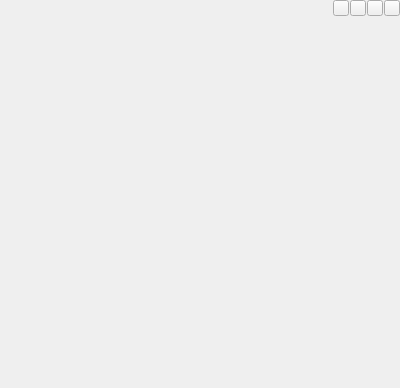
Old version of the form classes/widget/containerwidget.ui in the repository vlarry/configurator.
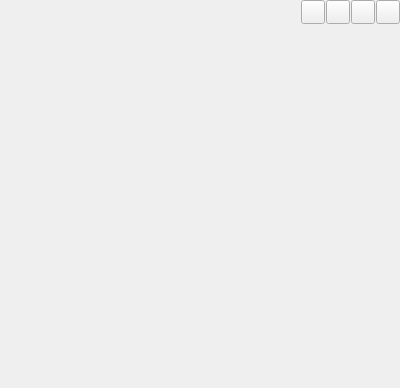
New version of the form. Icons and pictures are not drawn.

Commit message: Добавление контейнера для окна "Состояния выходов" (теперь окно встраивается в панели).

```diff
--- a/classes/widget/containerwidget.ui
+++ b/classes/widget/containerwidget.ui
@@ -36,11 +36,16 @@
     <number>0</number>
    </property>
    <item>
-    <layout class="QHBoxLayout" name="horizontalLayout">
+    <layout class="QHBoxLayout" name="horizontalLayout_2">
      <property name="spacing">
       <number>1</number>
      </property>
      <item>
+      <layout class="QHBoxLayout" name="horizontalLayout">
+       <property name="spacing">
+        <number>0</number>
+       </property>
+       <item>
       <widget class="QLabel" name="labelHeader">
        <property name="sizePolicy">
         <sizepolicy hsizetype="Expanding" vsizetype="Preferred">
@@ -57,7 +62,7 @@
        <property name="maximumSize">
         <size>
          <width>16777215</width>
-         <height>16</height>
+           <height>24</height>
         </size>
        </property>
        <property name="text">
@@ -72,36 +77,44 @@
       <widget class="QToolButton" name="toolButtonHeaderFunction">
        <property name="minimumSize">
         <size>
-         <width>16</width>
-         <height>16</height>
+           <width>24</width>
+           <height>24</height>
         </size>
        </property>
        <property name="maximumSize">
         <size>
-         <width>16</width>
-         <height>16</height>
+           <width>24</width>
+           <height>24</height>
         </size>
        </property>
        <property name="text">
         <string/>
        </property>
+         <property name="iconSize">
+          <size>
+           <width>16</width>
+           <height>16</height>
+          </size>
+         </property>
        <property name="checkable">
         <bool>true</bool>
        </property>
       </widget>
      </item>
+      </layout>
+     </item>
      <item>
       <widget class="QToolButton" name="toolButtonHeaderMinimize">
        <property name="minimumSize">
         <size>
-         <width>16</width>
-         <height>16</height>
+         <width>24</width>
+         <height>24</height>
         </size>
        </property>
        <property name="maximumSize">
         <size>
-         <width>16</width>
-         <height>16</height>
+         <width>24</width>
+         <height>24</height>
         </size>
        </property>
        <property name="text">
@@ -111,20 +124,26 @@
         <iconset resource="../../resource.qrc">
          <normaloff>:/images/resource/images/minimize.png</normaloff>:/images/resource/images/minimize.png</iconset>
        </property>
+       <property name="iconSize">
+        <size>
+         <width>24</width>
+         <height>24</height>
+        </size>
+       </property>
       </widget>
      </item>
      <item>
       <widget class="QToolButton" name="toolButtonHeaderExpand">
        <property name="minimumSize">
         <size>
-         <width>16</width>
-         <height>16</height>
+         <width>24</width>
+         <height>24</height>
         </size>
        </property>
        <property name="maximumSize">
         <size>
-         <width>16</width>
-         <height>16</height>
+         <width>24</width>
+         <height>24</height>
         </size>
        </property>
        <property name="text">
@@ -134,20 +153,26 @@
         <iconset resource="../../resource.qrc">
          <normaloff>:/images/resource/images/expanded.png</normaloff>:/images/resource/images/expanded.png</iconset>
        </property>
+       <property name="iconSize">
+        <size>
+         <width>24</width>
+         <height>24</height>
+        </size>
+       </property>
       </widget>
      </item>
      <item>
       <widget class="QToolButton" name="toolButtonHeaderClose">
        <property name="minimumSize">
         <size>
-         <width>16</width>
-         <height>16</height>
+         <width>24</width>
+         <height>24</height>
         </size>
        </property>
        <property name="maximumSize">
         <size>
-         <width>16</width>
-         <height>16</height>
+         <width>24</width>
+         <height>24</height>
         </size>
        </property>
        <property name="text">
@@ -157,6 +182,12 @@
         <iconset resource="../../resource.qrc">
          <normaloff>:/images/resource/images/close.png</normaloff>:/images/resource/images/close.png</iconset>
        </property>
+       <property name="iconSize">
+        <size>
+         <width>24</width>
+         <height>24</height>
+        </size>
+       </property>
       </widget>
      </item>
     </layout>
```
Lines whose indentation alone changed are shown as unchanged. The commit also changes 4 other files.
